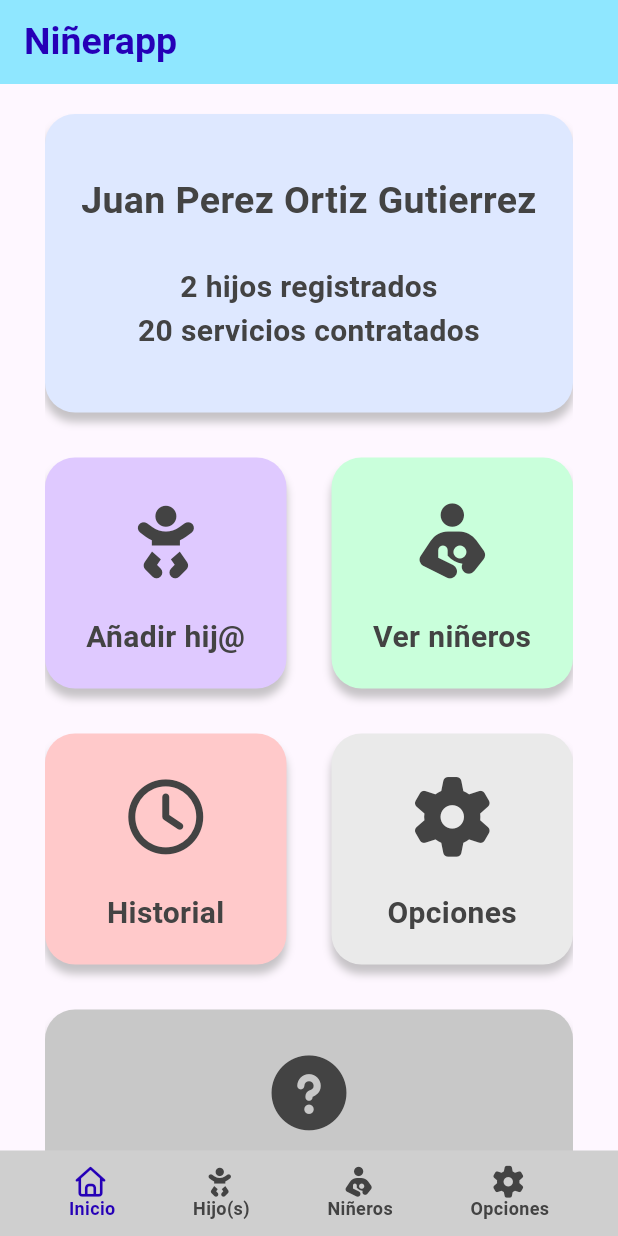
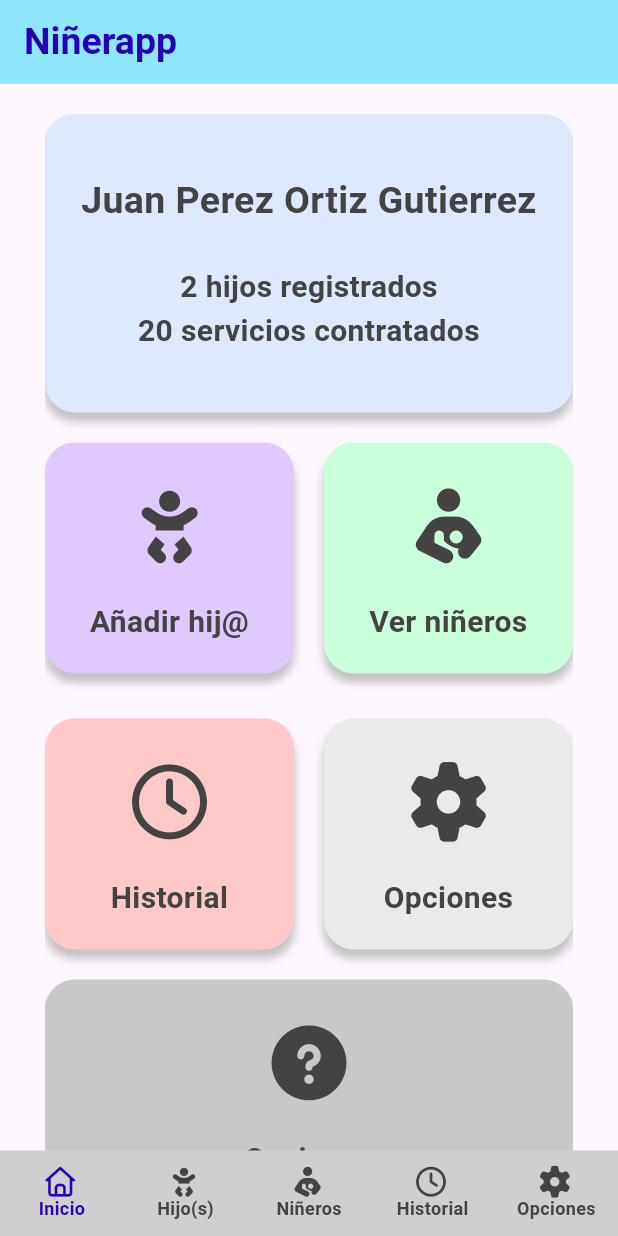
Before and after one commit to Aram-204/TSP_DepuradoresAnonimos, a Flutter app: the screen it shows after launch, on a phone screen of 412 x 824 dp. Run offline on Flutter 3.47's test engine with Material 3 defaults, Android fonts, the light colour scheme and no system bars; our stand-ins replace font_awesome_flutter.

Commit message:
Añadiendo icono de app y cambiando footer

```diff
--- /dev/null
+++ b/ninerapp/lib/screens/history_section.dart
@@ -0,0 +1,15 @@
+import 'package:flutter/material.dart';
+
+class HistorySection extends StatefulWidget {
+  const HistorySection({super.key});
+
+  @override
+  State<HistorySection> createState() => _HistorySectionState();
+}
+
+class _HistorySectionState extends State<HistorySection> {
+  @override
+  Widget build(BuildContext context) {
+    return const Placeholder();
+  }
+}
--- a/ninerapp/lib/screens/home_section.dart
+++ b/ninerapp/lib/screens/home_section.dart
@@ -27,12 +27,12 @@ class _HomeSectionState extends State<HomeSection> {
             children: [
               SizedBox(height: 20),
               infoSection(),
-              SizedBox(height: 30),
+              SizedBox(height: 20),
               Row(
                 mainAxisAlignment: MainAxisAlignment.center,
                 children: [
                   iconInfo(AppColors.addChildColor, FontAwesomeIcons.baby, "Añadir hij@"),
-                  SizedBox(width: 30),
+                  SizedBox(width: 20),
                   iconInfo(AppColors.seeBabysittersColor, FontAwesomeIcons.personBreastfeeding, "Ver niñeros"),
                 ]
               ),
@@ -41,11 +41,11 @@ class _HomeSectionState extends State<HomeSection> {
                 mainAxisAlignment: MainAxisAlignment.center,
                 children: [
                   iconInfo(AppColors.historyColor, FontAwesomeIcons.clock, "Historial"),
-                  SizedBox(width: 30),
+                  SizedBox(width: 20),
                   iconInfo(AppColors.settingsColor, FontAwesomeIcons.gear, "Opciones"),
                 ]
               ),
-              SizedBox(height: 30),
+              SizedBox(height: 20),
               Row(
                 mainAxisAlignment: MainAxisAlignment.center,
                 children: [
--- a/ninerapp/lib/screens/main_screen.dart
+++ b/ninerapp/lib/screens/main_screen.dart
@@ -2,6 +2,7 @@ import 'package:flutter/material.dart';
 import 'package:font_awesome_flutter/font_awesome_flutter.dart';
 import 'package:ninerapp/screens/babysitters_section.dart';
 import 'package:ninerapp/screens/children_section.dart';
+import 'package:ninerapp/screens/history_section.dart';
 import 'package:ninerapp/screens/home_section.dart';
 import 'package:ninerapp/screens/options_section.dart';
 import 'package:ninerapp/util/app_colors.dart';
@@ -15,6 +16,7 @@ class MainScreen extends StatefulWidget {
 }
 
 class _MainScreenState extends State<MainScreen> {
+  // TODO hay que hacer un callback para enviar a homesection para que al presionar los botones del inicio se vaya tambien a las diferentes secciones de la app
   String currentSection = 'Inicio';
 
   @override
@@ -35,6 +37,7 @@ class _MainScreenState extends State<MainScreen> {
         'Inicio' => HomeSection(),
         'Hijo(s)' => ChildrenSection(),
         'Niñeros' => BabysittersSection(),
+        'Historial' => HistorySection(),
         'Opciones' => OptionsSection(),
         _ => HomeSection(),
       },
@@ -48,13 +51,14 @@ class _MainScreenState extends State<MainScreen> {
       ),
       // Fila donde van icono y nombre
       child: Padding(
-        padding: const EdgeInsets.symmetric(vertical: 10, horizontal: 20),
+        padding: const EdgeInsets.symmetric(vertical: 10, horizontal: 0),
         child: Row(
-          mainAxisAlignment: MainAxisAlignment.spaceAround,
+          mainAxisAlignment: MainAxisAlignment.center,
           children: [
             footerIcon('Inicio', FontAwesomeIcons.house),
             footerIcon('Hijo(s)', FontAwesomeIcons.baby),
             footerIcon('Niñeros', FontAwesomeIcons.personBreastfeeding),
+            footerIcon('Historial', FontAwesomeIcons.clock),
             footerIcon('Opciones', FontAwesomeIcons.gear),
           ]
         ),
@@ -62,8 +66,9 @@ class _MainScreenState extends State<MainScreen> {
     );
   }
 
-  InkWell footerIcon(String sectionName, IconData icon) {
-    return InkWell(
+  Expanded footerIcon(String sectionName, IconData icon) {
+    return Expanded(
+      child: InkWell(
         onTap: (){
           setState(() {
             currentSection = sectionName;
@@ -76,6 +81,7 @@ class _MainScreenState extends State<MainScreen> {
             Text(sectionName, style: AppTextstyles.footerText.copyWith(color: currentSection == sectionName ? AppColors.currentSectionColor : AppColors.fontColor)),
           ],
         ),
+      ),
     );
   }
 }
```
Also changed, not shown: ninerapp/pubspec.yaml (+8 -0 lines), ninerapp/assets/img/logo.png (added), ninerapp/pubspec.lock, 13 other files. Lines whose indentation alone changed are shown as unchanged.
